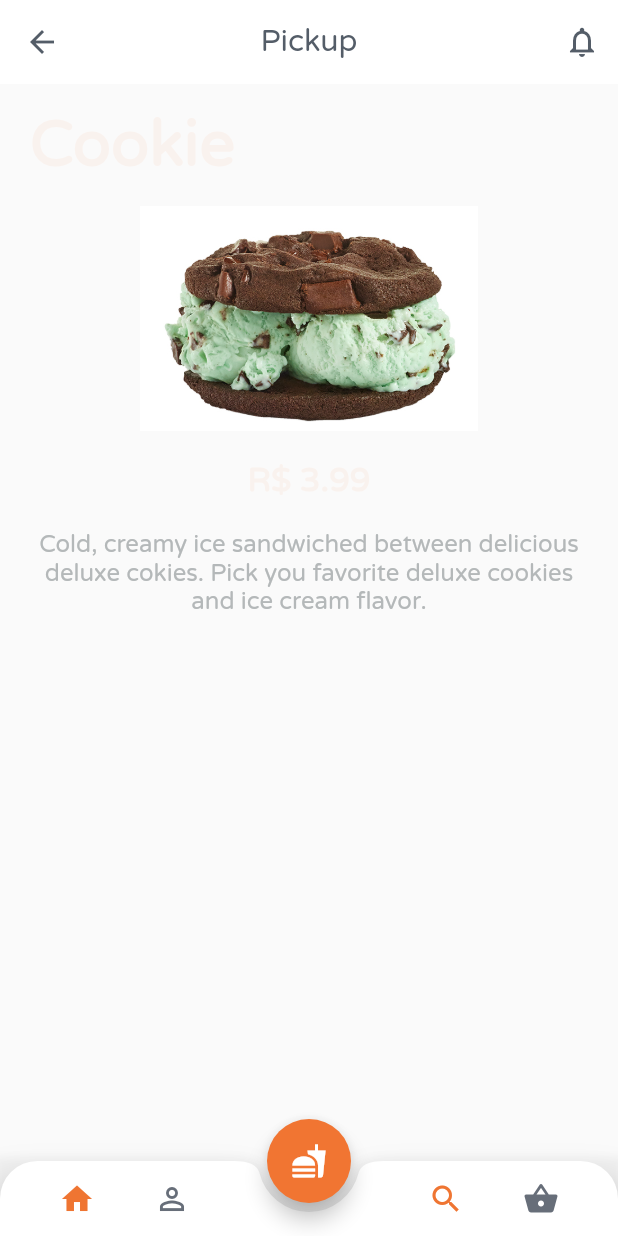
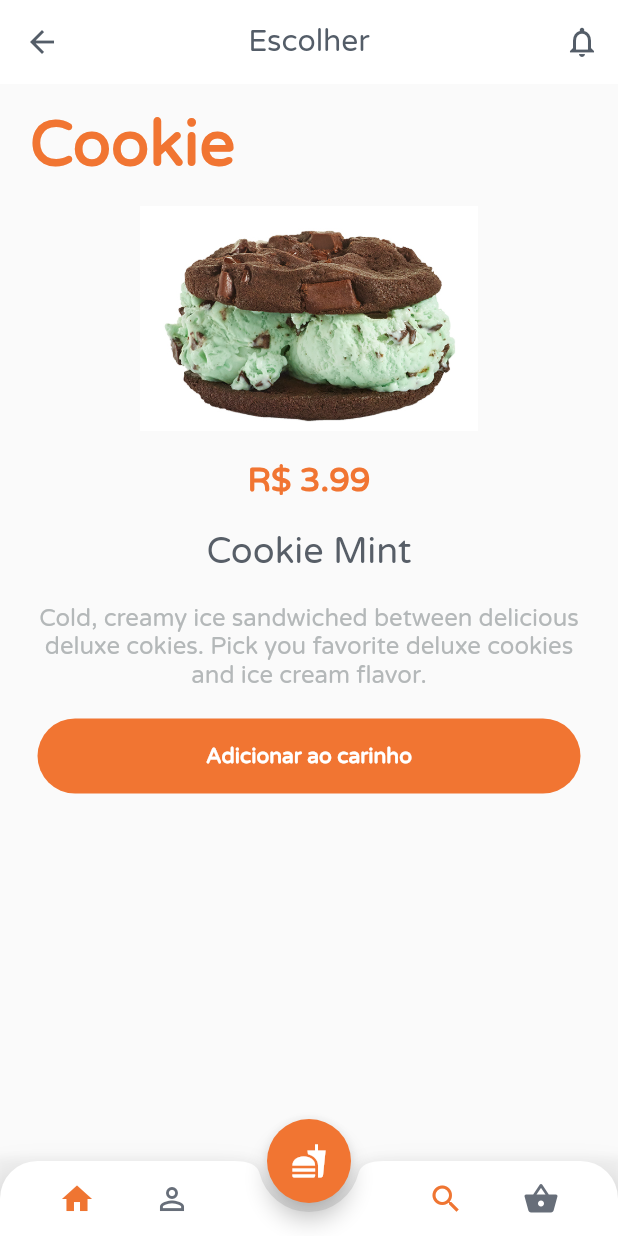
Before and after one commit to PAULOFO/cookie_store, a Flutter app: the screen it shows after launch, after a tap on an icon or button, on a phone screen of 412 x 824 dp. Run offline on Flutter 3.47's test engine with Material 2 defaults, Android fonts, the phone set to English and light mode, and no system bars.

Commit message:
App UI finalizado

```diff
--- a/lib/screens/cookie_details.dart
+++ b/lib/screens/cookie_details.dart
@@ -21,7 +21,7 @@ class CookieDetails extends StatelessWidget {
           },
         ),
         title: Text(
-          'Pickup',
+          'Escolher',
           style: TextStyle(
             fontFamily: 'Varela',
             fontSize: 20,
@@ -47,7 +47,7 @@ class CookieDetails extends StatelessWidget {
                 fontFamily: 'Varela',
                 fontSize: 42,
                 fontWeight: FontWeight.bold,
-                color: Color(0xFF17532),
+                color: Color(0xFFF17532),
               ),
             ),
           ),
@@ -67,8 +67,18 @@ class CookieDetails extends StatelessWidget {
                   fontFamily: 'Varela',
                   fontSize: 22,
                   fontWeight: FontWeight.bold,
-                  color: Color(0xFF17532)
+                  color: Color(0xFFF17532)
                 ),
+            ),
+          ),
+          SizedBox(height: 20),
+          Center(
+            child: Text(cookiename,
+              style: TextStyle(
+                  color: Color(0xFF575E67),
+                  fontFamily: 'Varela',
+                  fontSize: 24,
+              ),
             ),
           ),
           SizedBox(height: 20),
@@ -88,7 +98,22 @@ class CookieDetails extends StatelessWidget {
           SizedBox(height: 20),
           Center(
             child: Container(
-
+              width: MediaQuery.of(context).size.width - 50.0,
+              height: 50,
+              decoration: BoxDecoration(
+                borderRadius: BorderRadius.circular(25),
+                color: Color(0xFFF17532),
+              ),
+              child: Center(
+                child: Text('Adicionar ao carinho',
+                  style: TextStyle(
+                    fontFamily: 'Varela',
+                    fontSize: 14,
+                    fontWeight: FontWeight.bold,
+                    color: Colors.white,
+                  )
+                ),
+              ),
             ),
           ),
         ],
--- a/lib/screens/cookies_page.dart
+++ b/lib/screens/cookies_page.dart
@@ -64,7 +64,7 @@ class CookiesPage extends StatelessWidget {
             color: Colors.white,
           ),
           child: Column(
-            children: <Widget>[
+            children: [
               Padding(
                 padding: EdgeInsets.all(5.0),
                 child: Row(
@@ -109,8 +109,8 @@ class CookiesPage extends StatelessWidget {
               Padding(
                 padding: EdgeInsets.all(8),
                 child: Container(
-                  color: Color(0xFFEBBEB),
-                  height: 3.0,
+                  color: Color(0xFFEBEBEB),
+                  height: 1.0,
                 ),
               ),
               Padding(
@@ -140,6 +140,7 @@ class CookiesPage extends StatelessWidget {
                       style: TextStyle(
                         fontFamily: 'Varela',
                         color: Color(0xFFD17E50),
+                        fontWeight: FontWeight.bold,
                         fontSize:12,
                        ),
                       ),
```
